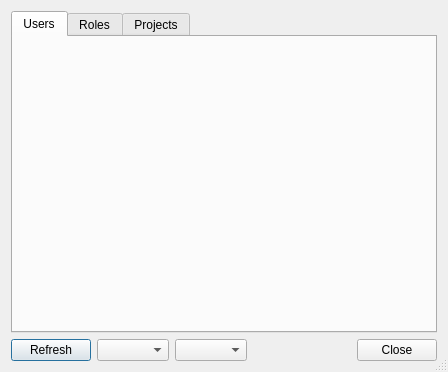
Old version of the form forms/repo_dialog_access_manager.ui in the repository 3drepo/3drepogui.
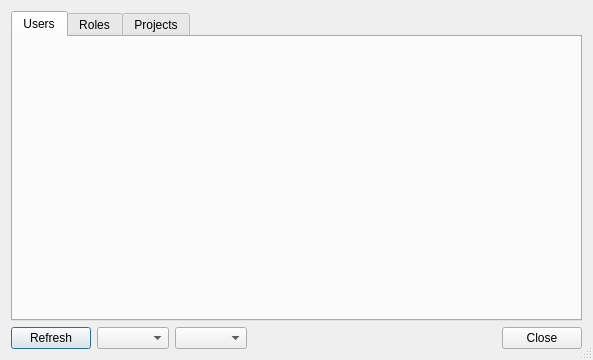
New version of the form.

Commit message: #56 Refactored clickable tree widget

The edit to the form file:
```diff
--- a/forms/repo_dialog_access_manager.ui
+++ b/forms/repo_dialog_access_manager.ui
@@ -6,8 +6,8 @@
    <rect>
     <x>0</x>
     <y>0</y>
-    <width>448</width>
-    <height>372</height>
+    <width>593</width>
+    <height>360</height>
    </rect>
   </property>
   <property name="windowTitle">
```
The commit also changes 5 other files.
